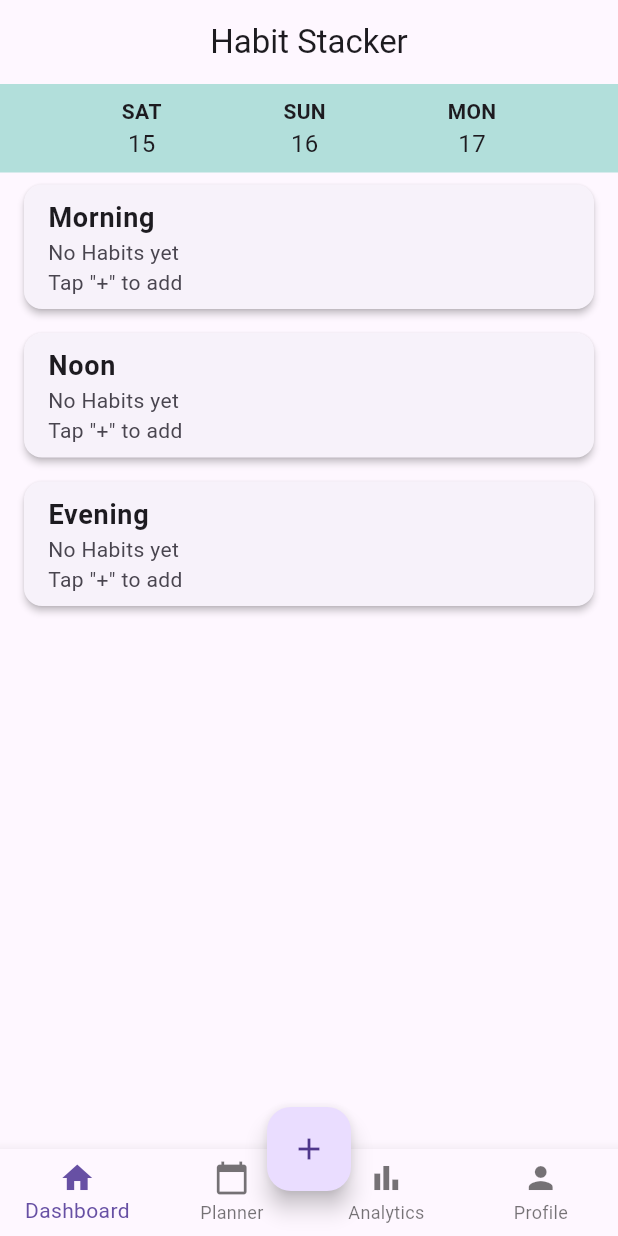
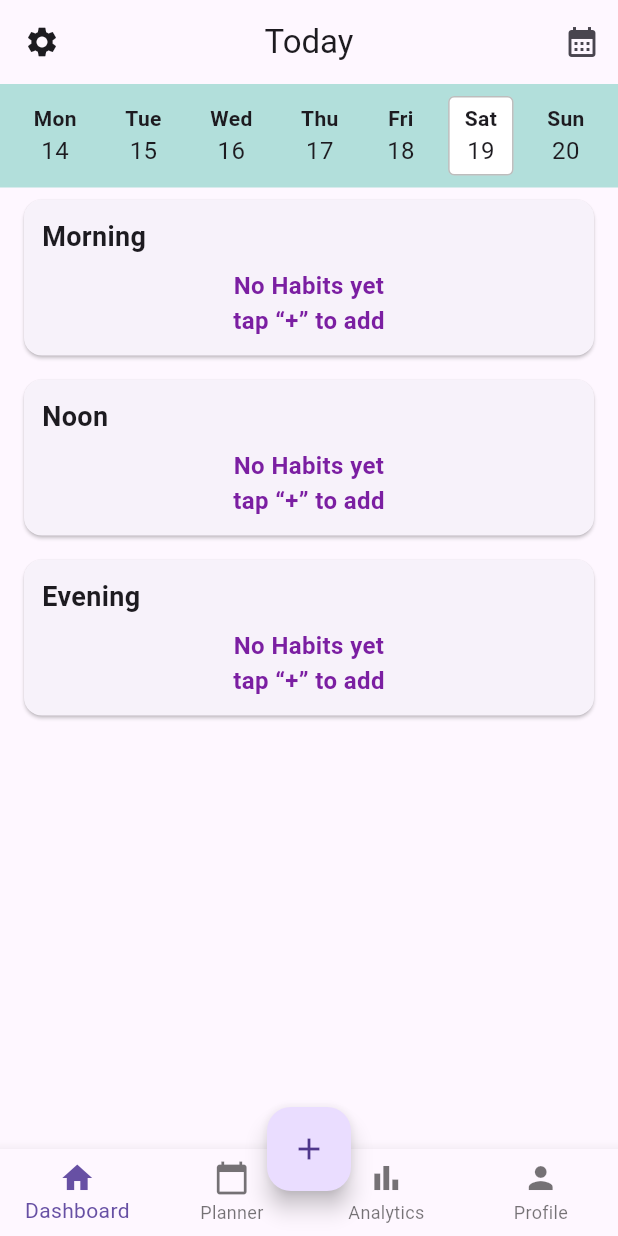
Before and after one commit to Udaychandra2356/CSUC-630-Group3, a Flutter app: the screen it shows once a user with an empty profile is signed in, on a phone screen of 412 x 824 dp. Run offline on Flutter 3.47's test engine with Material 3 defaults, Android fonts, the phone set to English and light mode, and no system bars; our stand-ins replace cloud_firestore, firebase_auth, firebase_core; missing offline and left inert: firebase_ui_auth, firebase_ui_oauth_google; accounts and stored records are empty.

Commit message:
update home screen for habit flow

```diff
--- a/lib/auth_gate.dart
+++ b/lib/auth_gate.dart
@@ -7,6 +7,8 @@ import 'package:flutter/material.dart';
 import 'home_screen.dart';
 
 class AuthGate extends StatelessWidget {
+  const AuthGate({super.key});
+
 
   //const AuthGate({super.key});
 
--- a/lib/home_screen.dart
+++ b/lib/home_screen.dart
@@ -1,223 +1,163 @@
 import 'package:flutter/material.dart';
 import 'package:firebase_ui_auth/firebase_ui_auth.dart';
+import 'package:habitstacker/add_habit_flow.dart';
+import 'profile_screen.dart';
+import 'planner_screen.dart';
 
 class HomeScreen extends StatefulWidget {
   const HomeScreen({super.key});
-
-  @override
-  State<HomeScreen> createState() => _HomeScreenState();
+  @override State<HomeScreen> createState() => _HomeScreenState();
 }
 
 class _HomeScreenState extends State<HomeScreen> {
   int _selectedIndex = 0;
-
-  static const List<Widget> _widgetOptions = <Widget>[
+  static const List<Widget> _tabs = [
     DashboardScreen(),
     PlannerScreen(),
     AnalyticsScreen(),
     ProfileScreen(),
   ];
+  void _onTapNav(int i) => setState(() => _selectedIndex = i);
 
-  void _onItemTapped(int index) {
-    setState(() {
-      _selectedIndex = index;
-    });
+  void _showCalendar() {
+    final today = DateTime.now();
+    showDialog(
+      context: context,
+      builder: (_) => AlertDialog(
+        title: const Text('Calendar'),
+        content: SizedBox(
+          width: 320,
+          height: 330,
+          child: CalendarDatePicker(
+            initialDate: today,
+            firstDate: today.subtract(const Duration(days: 365)),
+            lastDate: today.add(const Duration(days: 365)),
+            onDateChanged: (_) {},
+          ),
+        ),
+        actions:[TextButton(onPressed:()=>Navigator.pop(context), child:const Text('Close'))],
+      ),
+    );
   }
 
   @override
-  Widget build(BuildContext context) {
-    return Scaffold(
+  Widget build(BuildContext ctx) => Scaffold(
     appBar: AppBar(
-        title: const Text('Habit Stacker'),
-        centerTitle: true,
+      title: const Text('Today'), centerTitle: true,
+      leading: IconButton(icon:const Icon(Icons.settings), onPressed: ()=>_onTapNav(3)),
+      actions:[IconButton(icon:const Icon(Icons.calendar_month), onPressed: _showCalendar)],
     ),
-      body: _widgetOptions.elementAt(_selectedIndex),
+    body: _tabs[_selectedIndex],
     floatingActionButton: FloatingActionButton(
-        onPressed: () {},
       child: const Icon(Icons.add),
+      onPressed: ()=>Navigator.push(ctx,MaterialPageRoute(builder:(_) => const AddHabitsScreen())),
     ),
     floatingActionButtonLocation: FloatingActionButtonLocation.centerDocked,
     bottomNavigationBar: BottomNavigationBar(
-        currentIndex: _selectedIndex,
-        onTap: _onItemTapped,
-        type: BottomNavigationBarType.fixed,
-        items: const [
-          BottomNavigationBarItem(
-            icon: Icon(Icons.home),
-            label: 'Dashboard',
-          ),
-          BottomNavigationBarItem(
-            icon: Icon(Icons.calendar_today),
-            label: 'Planner',
-          ),
-          BottomNavigationBarItem(
-            icon: Icon(Icons.bar_chart),
-            label: 'Analytics',
-          ),
-          BottomNavigationBarItem(
-            icon: Icon(Icons.person),
-            label: 'Profile',
-          ),
+      currentIndex:_selectedIndex,onTap:_onTapNav,type:BottomNavigationBarType.fixed,
+      items:const[
+        BottomNavigationBarItem(icon:Icon(Icons.home),label:'Dashboard'),
+        BottomNavigationBarItem(icon:Icon(Icons.calendar_today),label:'Planner'),
+        BottomNavigationBarItem(icon:Icon(Icons.bar_chart),label:'Analytics'),
+        BottomNavigationBarItem(icon:Icon(Icons.person),label:'Profile'),
       ],
     ),
   );
 }
+
+/// ---------------- DASHBOARD TAB ----------------
+class DashboardScreen extends StatefulWidget { const DashboardScreen({super.key}); @override State<DashboardScreen> createState()=>_DashboardScreenState();}
+class _DashboardScreenState extends State<DashboardScreen>{
+  final List<DateTime> _week=List.generate(7,(i){
+    final now=DateTime.now();
+    final monday=now.subtract(Duration(days: now.weekday-1));
+    return monday.add(Duration(days:i));
+  });
+  int _dayIdx=DateTime.now().weekday-1;
+  String _label(int i)=>['Mon','Tue','Wed','Thu','Fri','Sat','Sun'][i];
+
+  @override
+  Widget build(BuildContext ctx)=>Column(children:[
+    Container(
+      color:Colors.teal[100],padding:const EdgeInsets.symmetric(vertical:8),
+      child:Row(
+        mainAxisAlignment:MainAxisAlignment.spaceEvenly,
+        children:List.generate(7,(i)=>GestureDetector(
+          onTap:()=>setState(()=>_dayIdx=i),
+          child:_DateColumn(dayLabel:_label(i),dayNumber:_week[i].day.toString(),isSelected:i==_dayIdx),
+        )),
+      ),
+    ),
+    Expanded(
+      child:StreamBuilder<List<Habit>>(
+        stream:HabitService().habitsForDay(_dayIdx),
+        builder:(_,snap){
+          if(snap.connectionState==ConnectionState.waiting){return const Center(child:CircularProgressIndicator());}
+          final list=snap.data??[];
+          final morning=list.where((h)=>h.targetTime.hour<12).toList();
+          final noon   =list.where((h)=>h.targetTime.hour>=12 && h.targetTime.hour<17).toList();
+          final eve    =list.where((h)=>h.targetTime.hour>=17).toList();
+          return SingleChildScrollView(
+            child:Column(children:[
+              _TimeBlockCard(title:'Morning', habits:morning),
+              _TimeBlockCard(title:'Noon',    habits:noon),
+              _TimeBlockCard(title:'Evening', habits:eve),
+            ]),
+          );
+        },
+      ),
+    ),
+  ]);
 }
 
-/// Dashboard screen with a date row and time-block cards.
-class DashboardScreen extends StatelessWidget {
-  const DashboardScreen({super.key});
-
-  @override
-  Widget build(BuildContext context) {
-    return Column(
-      children: [
-        Container(
-          color: Colors.teal[100],
-          padding: const EdgeInsets.symmetric(vertical: 8),
-          child: const Row(
-            mainAxisAlignment: MainAxisAlignment.spaceEvenly,
-            children: [
-              _DateColumn(dayLabel: 'SAT', dayNumber: '15'),
-              _DateColumn(dayLabel: 'SUN', dayNumber: '16'),
-              _DateColumn(dayLabel: 'MON', dayNumber: '17'),
-            ],
-          ),
-        ),
-        const Expanded(
-          child: SingleChildScrollView(
-            child: Column(
-              children: [
-                _TimeBlockCard(
-                  blockTitle: 'Morning',
-                  subtitle: 'No Habits yet\nTap "+" to add',
-                ),
-                _TimeBlockCard(
-                  blockTitle: 'Noon',
-                  subtitle: 'No Habits yet\nTap "+" to add',
-                ),
-                _TimeBlockCard(
-                  blockTitle: 'Evening',
-                  subtitle: 'No Habits yet\nTap "+" to add',
-                ),
-              ],
-            ),
-          ),
-        ),
-      ],
+/// --- small helper widgets ---
+class _DateColumn extends StatelessWidget{
+  final String dayLabel,dayNumber; final bool isSelected;
+  const _DateColumn({required this.dayLabel,required this.dayNumber,this.isSelected=false});
+  @override Widget build(BuildContext c)=>Container(
+    padding:const EdgeInsets.symmetric(vertical:4,horizontal:10),
+    decoration:isSelected?BoxDecoration(color:Colors.white,borderRadius:BorderRadius.circular(4),border:Border.all(color:Colors.black26)):null,
+    child:Column(children:[
+      Text(dayLabel,style:const TextStyle(fontWeight:FontWeight.bold)),
+      Text(dayNumber,style:const TextStyle(fontSize:16)),
+    ]),
   );
 }
-}
 
-/// A widget to display a day label and number.
-class _DateColumn extends StatelessWidget {
-  final String dayLabel;
-  final String dayNumber;
-
-  const _DateColumn({
-    required this.dayLabel,
-    required this.dayNumber,
-    super.key,
-  });
-
-  @override
-  Widget build(BuildContext context) {
-    return Column(
-      children: [
-        Text(
-          dayLabel,
-          style: const TextStyle(fontWeight: FontWeight.bold),
+class _TimeBlockCard extends StatelessWidget{
+  final String title; final List<Habit> habits;
+  const _TimeBlockCard({required this.title,required this.habits});
+  @override Widget build(BuildContext ctx)=>Card(
+    margin:const EdgeInsets.symmetric(horizontal:16,vertical:8),
+    shape:RoundedRectangleBorder(borderRadius:BorderRadius.circular(12)),
+    elevation:1,
+    child:Padding(
+      padding:const EdgeInsets.all(12),
+      child:Column(crossAxisAlignment:CrossAxisAlignment.start,children:[
+        Text(title,style:const TextStyle(fontSize:18,fontWeight:FontWeight.bold)),
+        const SizedBox(height:8),
+        if(habits.isEmpty)
+          Center(child:Text('No Habits yet\ntap “+” to add', textAlign:TextAlign.center,
+            style:TextStyle(color:Colors.purple.shade700,fontWeight:FontWeight.w600,fontSize:16)))
+        else
+          ...habits.map((h)=>InkWell(
+            onTap:()=>Navigator.push(ctx,MaterialPageRoute(builder:(_)=>HabitFormScreen(
+              original:h,presetName:h.name,presetIcon:h.icon,category:h.category))),
+            child:Padding(
+              padding:const EdgeInsets.symmetric(vertical:2),
+              child:Text('${h.icon} ${h.name}',style:const TextStyle(fontSize:16)),
             ),
-        Text(
-          dayNumber,
-          style: const TextStyle(fontSize: 16),
-        ),
-      ],
-    );
-  }
-}
-
-/// A card widget for each time block (e.g., Morning, Noon, Evening).
-class _TimeBlockCard extends StatelessWidget {
-  final String blockTitle;
-  final String subtitle;
-
-  const _TimeBlockCard({
-    required this.blockTitle,
-    required this.subtitle,
-    super.key,
-  });
-
-  @override
-  Widget build(BuildContext context) {
-    return Card(
-      margin: const EdgeInsets.symmetric(horizontal: 16, vertical: 8),
-      elevation: 2,
-      child: ListTile(
-        title: Text(
-          blockTitle,
-          style: const TextStyle(fontSize: 18, fontWeight: FontWeight.bold),
-        ),
-        subtitle: Text(subtitle),
+          )),
+      ]),
     ),
   );
 }
-}
 
-/// Placeholder for the Planner screen.
-class PlannerScreen extends StatelessWidget {
-  const PlannerScreen({super.key});
-
-  @override
-  Widget build(BuildContext context) {
-    return Center(
-      child: Text(
-        'Planner Screen',
-        style: Theme.of(context).textTheme.headlineMedium,
-      ),
-    );
-  }
-}
-
-/// Placeholder for the Analytics screen.
-class AnalyticsScreen extends StatelessWidget {
-  const AnalyticsScreen({super.key});
-
-  @override
-  Widget build(BuildContext context) {
-    return Center(
-      child: Text(
-        'Analytics Screen',
-        style: Theme.of(context).textTheme.headlineMedium,
-      ),
-    );
-  }
-}
-
-/// Placeholder for the Profile screen.
-class ProfileScreen extends StatelessWidget {
-  const ProfileScreen({super.key});
-
-  @override
-  Widget build(BuildContext context) {
-    return Scaffold(
-      appBar: AppBar(
-        title: const Text("Profile"),
-        centerTitle: true,
-      ),
-      body: const Center(
-        child: Column(
-          mainAxisAlignment: MainAxisAlignment.center,
-          children: [
-            Text(
-              "Profile Screen",
-              style: TextStyle(fontSize: 24, fontWeight: FontWeight.bold),
-            ),
-            SizedBox(height: 20),
-            SignOutButton(),
-          ],
-        ),
-      ),
-    );
-  }
-}
+/// --- placeholder tabs ---
+///class PlannerScreen extends StatelessWidget{ const PlannerScreen({super.key});
+///  @override Widget build(BuildContext c)=>Center(child:Text('Planner Screen',style:Theme.of(c).textTheme.headlineMedium));}
+class AnalyticsScreen extends StatelessWidget{ const AnalyticsScreen({super.key});
+  @override Widget build(BuildContext c)=>Center(child:Text('Analytics Screen',style:Theme.of(c).textTheme.headlineMedium));}
+class ProfileScreen extends StatelessWidget{ const ProfileScreen({super.key});
+  @override Widget build(BuildContext c)=>const Scaffold(body:Center(child:Column(
+    mainAxisAlignment:MainAxisAlignment.center,children:[Text('Profile Screen',style:TextStyle(fontSize:24,fontWeight:FontWeight.bold)),SizedBox(height:20),SignOutButton()])));}
```
Also changed, not shown: pubspec.lock, 3 other files. Lines whose indentation alone changed are shown as unchanged.
